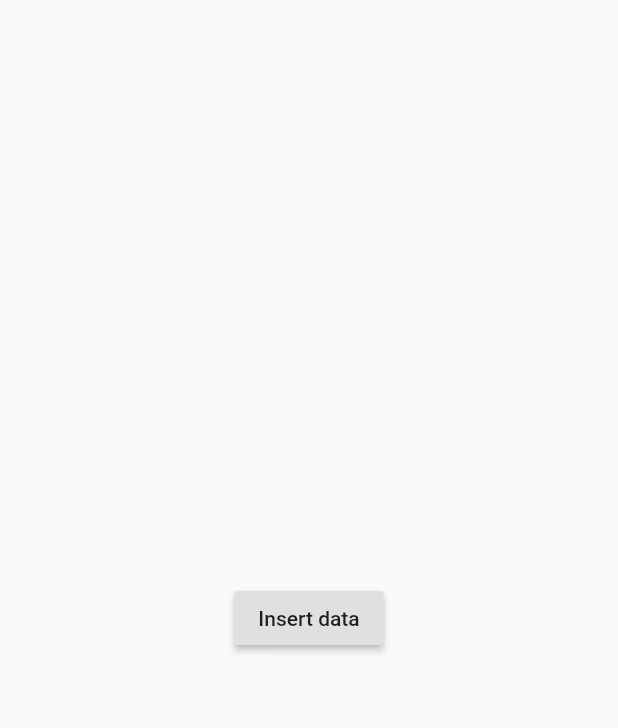
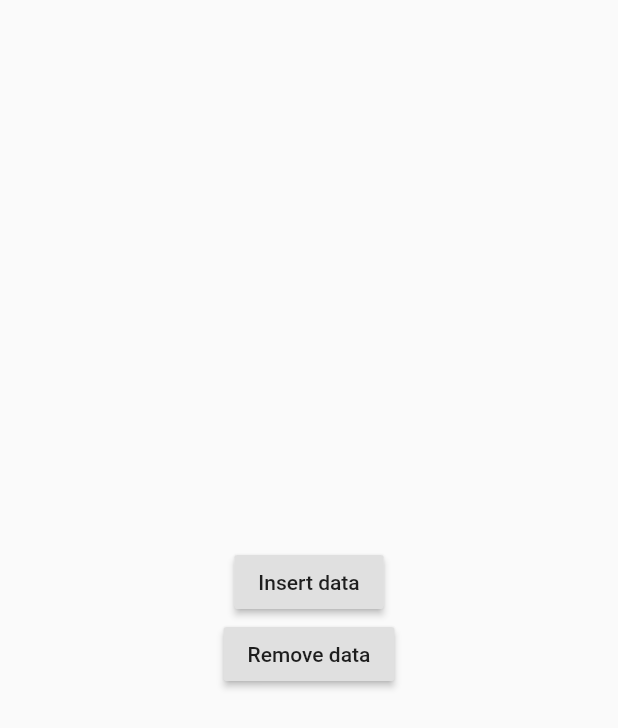
Before and after one commit to mrrezkii/Flutter-ListBarang, a Flutter app: the screen it shows after launch, after a tap on "Insert data", on a phone screen of 412 x 824 dp. Shown: the top 728 px of the screen. Run offline on Flutter 3.47's test engine with Material 2 defaults, Android fonts, the phone set to English and light mode, and no system bars; our stand-ins replace cloud_firestore, equatable, firebase_core; accounts and stored records are empty.

Commit message:
remove data from firestore

```diff
--- a/lib/main.dart
+++ b/lib/main.dart
@@ -25,6 +25,12 @@ class MyApp extends StatelessWidget {
                   onPressed: () async {
                     await BarangServices.insertData(
                         BarangModel("2", "test", 9));
+                  }),
+              RaisedButton(
+                  child: Text("Remove data"),
+                  onPressed: () async {
+                    await BarangServices.removeData(
+                        BarangModel("2", "test", 9));
                   })
             ],
           ),
--- a/lib/services/barang_services.dart
+++ b/lib/services/barang_services.dart
@@ -2,12 +2,15 @@ part of 'services.dart';
 
 class BarangServices {
   static CollectionReference _barangCollection =
-  FirebaseFirestore.instance.collection('barang');
+      FirebaseFirestore.instance.collection('barang');
 
   static Future<void> insertData(BarangModel barang) async {
-    _barangCollection.doc(barang.id).set({
-      'nama': barang.nama,
-      'harga': barang.harga
-    });
+    _barangCollection
+        .doc(barang.id)
+        .set({'nama': barang.nama, 'harga': barang.harga});
+  }
+
+  static Future<void> removeData(BarangModel barang) async {
+    _barangCollection.doc(barang.id).delete();
   }
 }
```
